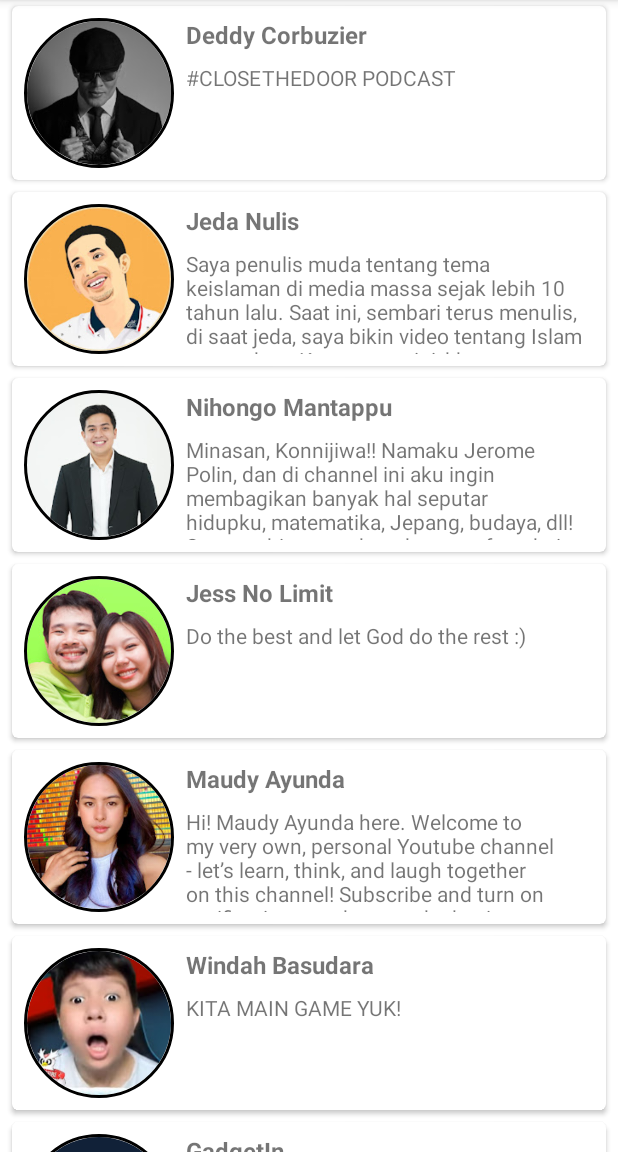
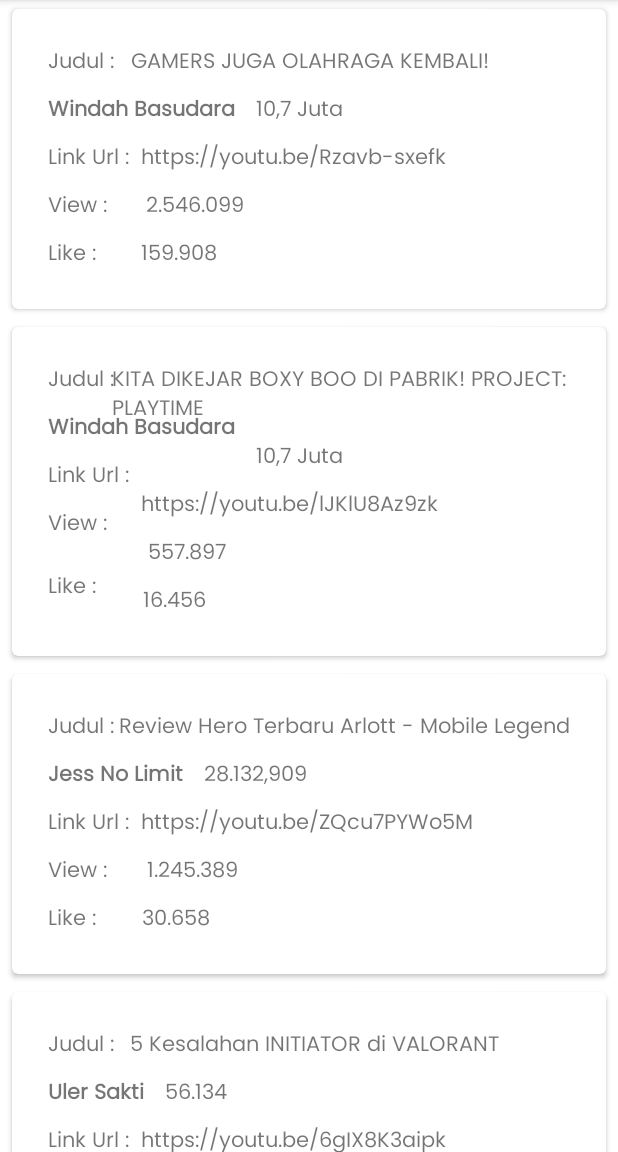
Before and after one commit to Gualand/recotiveapp, an Android app: the RecommendationActivity screen opened directly, with no data from a screen before it, on a phone screen of 412 x 824 dp, the part 84-1236 px from its top. Run offline under Robolectric (Android 15) with nearby library versions, the phone set to English and light mode, and no system bars.

Commit message:
Revisi Recommendation Page Done

```diff
--- a/app/src/main/java/com/example/recotivapp/Channel.kt
+++ b/app/src/main/java/com/example/recotivapp/Channel.kt
@@ -5,7 +5,10 @@ import kotlinx.parcelize.Parcelize
 
 @Parcelize
 data class Channel(
-    val name: String,
-    val description: String,
-    val photo: Int
+    val judul: String,
+    val namaChannel: String,
+    val subscriber: String,
+    val link: String,
+    val view: String,
+    val like: String
 ) : Parcelable
--- a/app/src/main/java/com/example/recotivapp/ListChannelAdapter.kt
+++ b/app/src/main/java/com/example/recotivapp/ListChannelAdapter.kt
@@ -17,15 +17,21 @@ class ListChannelAdapter(private val listChannel: ArrayList<Channel>) : Recycler
     override fun getItemCount(): Int = listChannel.size
 
     override fun onBindViewHolder(holder: ListViewHolder, position: Int) {
-        val (name, description, photo) = listChannel[position]
-        holder.imgPhoto.setImageResource(photo)
-        holder.tvName.text = name
-        holder.tvDescription.text = description
+        val (judul, namaChannel, subscriber, linkUrl, view, like) = listChannel[position]
+        holder.tvJudul.text = judul
+        holder.tvNamaChannel.text = namaChannel
+        holder.tvSubs.text = subscriber
+        holder.tvLink.text = linkUrl
+        holder.tvView.text = view
+        holder.tvLike.text = like
     }
 
     class ListViewHolder(itemView: View) : RecyclerView.ViewHolder(itemView) {
-        val imgPhoto: ImageView = itemView.findViewById(R.id.img_item_photo)
-        val tvName: TextView = itemView.findViewById(R.id.tv_item_name)
-        val tvDescription: TextView = itemView.findViewById(R.id.tv_item_description)
+        val tvJudul: TextView = itemView.findViewById(R.id.tv_hasilJudul)
+        val tvNamaChannel: TextView = itemView.findViewById(R.id.tv_namaChannel)
+        val tvSubs: TextView = itemView.findViewById(R.id.tv_subscriber)
+        val tvLink: TextView = itemView.findViewById(R.id.tv_hasilLink)
+        val tvView: TextView = itemView.findViewById(R.id.tv_hasilView)
+        val tvLike: TextView = itemView.findViewById(R.id.tv_hasilLike)
     }
 }
--- a/app/src/main/java/com/example/recotivapp/RecommendationActivity.kt
+++ b/app/src/main/java/com/example/recotivapp/RecommendationActivity.kt
@@ -27,12 +27,16 @@ class RecommendationActivity : AppCompatActivity() {
     }
 
     private fun getListChannel(): ArrayList<Channel> {
-        val dataName = resources.getStringArray(R.array.data_name)
-        val dataDescription = resources.getStringArray(R.array.data_description)
-        val dataPhoto = resources.obtainTypedArray(R.array.data_photo)
+        val dataName = resources.getStringArray(R.array.data_judul)
+        val dataChannel = resources.getStringArray(R.array.data_channel)
+        val dataSubscriber = resources.getStringArray(R.array.data_subscriber)
+        val dataLink = resources.getStringArray(R.array.data_link)
+        val dataView = resources.getStringArray(R.array.data_view)
+        val dataLike = resources.getStringArray(R.array.data_like)
+
         val listChannel = ArrayList<Channel>()
         for (i in dataName.indices) {
-            val hero = Channel(dataName[i], dataDescription[i], dataPhoto.getResourceId(i, -1))
+            val hero = Channel(dataName[i], dataChannel[i], dataSubscriber[i], dataLink[i], dataView[i], dataLike[i])
             listChannel.add(hero)
         }
         return listChannel
--- a/app/src/main/res/layout/activity_recommendation.xml
+++ b/app/src/main/res/layout/activity_recommendation.xml
@@ -1,9 +1,9 @@
 <?xml version="1.0" encoding="utf-8"?>
-<androidx.constraintlayout.widget.ConstraintLayout
-    xmlns:android="http://schemas.android.com/apk/res/android"
+<androidx.constraintlayout.widget.ConstraintLayout xmlns:android="http://schemas.android.com/apk/res/android"
     xmlns:app="http://schemas.android.com/apk/res-auto"
     android:layout_width="match_parent"
-    android:layout_height="match_parent">
+    android:layout_height="match_parent"
+    xmlns:tools="http://schemas.android.com/tools">
 
     <androidx.recyclerview.widget.RecyclerView
         android:id="@+id/rv_channel"
@@ -12,6 +12,7 @@
         app:layout_constraintBottom_toBottomOf="parent"
         app:layout_constraintEnd_toEndOf="parent"
         app:layout_constraintStart_toStartOf="parent"
-        app:layout_constraintTop_toTopOf="parent" />
+        app:layout_constraintTop_toTopOf="parent"
+        tools:listitem="@layout/item_row_channel"/>
 
 </androidx.constraintlayout.widget.ConstraintLayout>
--- a/app/src/main/res/layout/item_row_channel.xml
+++ b/app/src/main/res/layout/item_row_channel.xml
@@ -1,60 +1,131 @@
 <?xml version="1.0" encoding="utf-8"?>
 <androidx.cardview.widget.CardView xmlns:android="http://schemas.android.com/apk/res/android"
     xmlns:card_view="http://schemas.android.com/apk/res-auto"
-    xmlns:tools="http://schemas.android.com/tools"
-    android:id="@+id/card_view"
     android:layout_width="match_parent"
     android:layout_height="wrap_content"
+    android:id="@+id/card_view"
     android:layout_gravity="center"
-    android:layout_marginStart="8dp"
-    android:layout_marginTop="4dp"
-    android:layout_marginEnd="8dp"
-    android:layout_marginBottom="4dp"
+    android:layout_marginLeft="8dp"
+    android:layout_marginTop="6dp"
+    android:layout_marginRight="8dp"
+    android:layout_marginBottom="6dp"
     card_view:cardCornerRadius="4dp">
 
     <androidx.constraintlayout.widget.ConstraintLayout
         android:layout_width="match_parent"
         android:layout_height="wrap_content"
-        android:padding="8dp">
+        android:padding="24dp" >
 
-        <de.hdodenhof.circleimageview.CircleImageView
-            android:id="@+id/img_item_photo"
-            android:layout_width="100dp"
-            android:layout_height="100dp"
-            card_view:civ_border_width="2dp"
-            card_view:civ_border_color="#FF000000"
-            android:scaleType="centerCrop"
+        <TextView
+            android:id="@+id/tv_judul"
+            android:layout_width="wrap_content"
+            android:layout_height="wrap_content"
+            android:text="Judul : "
+            card_view:layout_constraintStart_toStartOf="parent"
+            card_view:layout_constraintTop_toTopOf="parent"
+            android:fontFamily="@font/poppins"/>
+
+        <TextView
+            android:id="@+id/tv_hasilJudul"
+            android:layout_width="wrap_content"
+            android:layout_height="wrap_content"
+            android:text="Ini Judul Vidio"
+            card_view:layout_constraintEnd_toEndOf="parent"
+            card_view:layout_constraintHorizontal_bias="0.120"
+            card_view:layout_constraintStart_toEndOf="@id/tv_judul"
+            card_view:layout_constraintTop_toTopOf="parent"
+            android:fontFamily="@font/poppins"/>
+
+        <TextView
+            android:id="@+id/tv_namaChannel"
+            android:layout_width="wrap_content"
+            android:layout_height="wrap_content"
+            android:textStyle="bold"
+            android:text="Nama Channel"
+            android:fontFamily="@font/poppins"
+            android:layout_marginTop="8dp"
+            card_view:layout_constraintStart_toStartOf="parent"
+            card_view:layout_constraintTop_toBottomOf="@+id/tv_judul" />
+        <TextView
+            android:id="@+id/tv_subscriber"
+            android:layout_width="wrap_content"
+            android:layout_height="wrap_content"
+            android:layout_marginStart="14dp"
+            android:layout_marginTop="8dp"
+            android:text="Ini jumlah subscriber"
+            android:fontFamily="@font/poppins"
+            card_view:layout_constraintEnd_toEndOf="parent"
+            card_view:layout_constraintHorizontal_bias="0.0"
+            card_view:layout_constraintStart_toEndOf="@+id/tv_namaChannel"
+            card_view:layout_constraintTop_toBottomOf="@+id/tv_hasilJudul" />
+
+        <TextView
+            android:id="@+id/tv_link"
+            android:layout_width="wrap_content"
+            android:layout_height="wrap_content"
+            android:layout_marginTop="8dp"
+            android:text="Link Url : "
+            android:fontFamily="@font/poppins"
+            card_view:layout_constraintStart_toStartOf="parent"
+            card_view:layout_constraintTop_toBottomOf="@+id/tv_namaChannel" />
+        <TextView
+            android:id="@+id/tv_hasilLink"
+            android:layout_width="wrap_content"
+            android:layout_height="wrap_content"
+            android:layout_marginStart="4dp"
+            android:layout_marginTop="8dp"
+            android:text="Ini link Url"
+            android:fontFamily="@font/poppins"
+            card_view:layout_constraintEnd_toEndOf="parent"
+            card_view:layout_constraintHorizontal_bias="0.0"
+            card_view:layout_constraintStart_toEndOf="@+id/tv_link"
+            card_view:layout_constraintTop_toBottomOf="@+id/tv_subscriber" />
+
+        <TextView
+            android:id="@+id/tv_view"
+            android:layout_width="wrap_content"
+            android:layout_height="wrap_content"
+            android:layout_marginTop="8dp"
+            android:text="View : "
+            android:fontFamily="@font/poppins"
+            card_view:layout_constraintStart_toStartOf="parent"
+            card_view:layout_constraintTop_toBottomOf="@+id/tv_link" />
+        <TextView
+            android:id="@+id/tv_hasilView"
+            android:layout_width="wrap_content"
+            android:layout_height="wrap_content"
+            android:layout_marginStart="3dp"
+            android:layout_marginTop="8dp"
+            android:text="Jumlah viewers"
+            android:fontFamily="@font/poppins"
+            card_view:layout_constraintEnd_toEndOf="parent"
+            card_view:layout_constraintHorizontal_bias="0.08"
+            card_view:layout_constraintStart_toEndOf="@+id/tv_view"
+            card_view:layout_constraintTop_toBottomOf="@+id/tv_hasilLink" />
+
+        <TextView
+            android:id="@+id/tv_like"
+            android:layout_width="wrap_content"
+            android:layout_height="wrap_content"
+            android:layout_marginTop="8dp"
+            android:text="Like : "
+            android:fontFamily="@font/poppins"
             card_view:layout_constraintBottom_toBottomOf="parent"
             card_view:layout_constraintStart_toStartOf="parent"
-            card_view:layout_constraintTop_toTopOf="parent"
-            tools:src="@tools:sample/avatars" />
+            card_view:layout_constraintTop_toBottomOf="@+id/tv_view" />
 
         <TextView
-            android:id="@+id/tv_item_name"
-            android:layout_width="0dp"
+            android:id="@+id/tv_hasilLike"
+            android:layout_width="wrap_content"
             android:layout_height="wrap_content"
-            android:layout_marginStart="8dp"
-            android:layout_marginEnd="8dp"
-            android:layout_toEndOf="@id/img_item_photo"
-            android:textSize="16sp"
-            android:textStyle="bold"
+            android:layout_marginTop="8dp"
+            android:text="Jumlah Likes"
+            android:fontFamily="@font/poppins"
+            card_view:layout_constraintBottom_toBottomOf="parent"
             card_view:layout_constraintEnd_toEndOf="parent"
-            card_view:layout_constraintStart_toEndOf="@+id/img_item_photo"
-            card_view:layout_constraintTop_toTopOf="@+id/img_item_photo"
-            tools:text="@string/channel_name" />
+            card_view:layout_constraintHorizontal_bias="0.1"
+            card_view:layout_constraintStart_toEndOf="@+id/tv_like"
+            card_view:layout_constraintTop_toBottomOf="@+id/tv_hasilView" />
+    </androidx.constraintlayout.widget.ConstraintLayout>
 
-        <TextView
-            android:id="@+id/tv_item_description"
-            android:layout_width="0dp"
-            android:layout_height="0dp"
-            android:layout_marginTop="8dp"
-            android:ellipsize="end"
-            android:maxLines="5"
-            card_view:layout_constraintBottom_toBottomOf="@+id/img_item_photo"
-            card_view:layout_constraintEnd_toEndOf="@+id/tv_item_name"
-            card_view:layout_constraintStart_toStartOf="@+id/tv_item_name"
-            card_view:layout_constraintTop_toBottomOf="@+id/tv_item_name"
-            card_view:layout_constraintVertical_bias="0.0"
-            tools:text="@string/description" />
-    </androidx.constraintlayout.widget.ConstraintLayout>
 </androidx.cardview.widget.CardView>
--- a/app/src/main/res/values/strings.xml
+++ b/app/src/main/res/values/strings.xml
@@ -12,31 +12,47 @@
 
     <string name="channel_name">Nama Channel</string>
     <string name="description">Deskripsi</string>
-    <string-array name="data_name">
-        <item>Deddy Corbuzier</item>
-        <item>Jeda Nulis</item>
-        <item>Nihongo Mantappu</item>
+
+
+    <string-array name="data_judul">
+        <item>GAMERS JUGA OLAHRAGA KEMBALI!</item>
+        <item>KITA DIKEJAR BOXY BOO DI PABRIK! PROJECT: PLAYTIME</item>
+        <item>Review Hero Terbaru Arlott - Mobile Legends</item>
+        <item>5 Kesalahan INITIATOR di VALORANT</item>
+    </string-array>
+
+    <string-array name="data_channel">
+        <item>Windah Basudara</item>
+        <item>Windah Basudara</item>
         <item>Jess No Limit</item>
-        <item>Maudy Ayunda</item>
-        <item>Windah Basudara</item>
-        <item>GadgetIn </item>
+        <item>Uler Sakti</item>
     </string-array>
-    <string-array name="data_description">
-        <item>#CLOSETHEDOOR PODCAST</item>
-        <item>Saya penulis muda tentang tema keislaman di media massa sejak lebih 10 tahun lalu. Saat ini, sembari terus menulis, di saat jeda, saya bikin video tentang Islam yang adem. Karena saat ini, khususnya generasi millenial, penyampaian melalui video lebih diminati. Sekalian agar saya bisa mengekspresikan gagasan saya secara lebih leluasa dengan media visual.</item>
-        <item>Minasan, Konnijiwa!! Namaku Jerome Polin, dan di channel ini aku ingin membagikan banyak hal seputar hidupku, matematika, Jepang, budaya, dll! Semoga bisa mendapatkan manfaat dari konten-konten Nihongo Mantappu yah! Mantappu Jiwa!</item>
-        <item>Do the best and let God do the rest :)</item>
-        <item>Hi! Maudy Ayunda here. Welcome to my very own, personal Youtube channel - let’s learn, think, and laugh together on this channel! Subscribe and turn on notifications so that you don’t miss any of my videos ❤</item>
-        <item>KITA MAIN GAME YUK!</item>
-        <item>Channel ini khusus membahas gadget-gadget dalam bahasa Indonesia.</item>
+
+    <string-array name="data_subscriber">
+        <item>10,7 Juta</item>
+        <item>10,7 Juta</item>
+        <item>28.132,909</item>
+        <item>56.134</item>
     </string-array>
-    <integer-array name="data_photo">
-        <item>@drawable/deddy</item>
-        <item>@drawable/jedanulis</item>
-        <item>@drawable/jerome</item>
-        <item>@drawable/jess</item>
-        <item>@drawable/maudy</item>
-        <item>@drawable/windah</item>
-        <item>@drawable/gadgedin</item>
-    </integer-array>
+
+    <string-array name="data_link">
+        <item>https://youtu.be/Rzavb-sxefk</item>
+        <item>https://youtu.be/lJKlU8Az9zk</item>
+        <item>https://youtu.be/ZQcu7PYWo5M</item>
+        <item>https://youtu.be/6gIX8K3aipk</item>
+    </string-array>
+
+    <string-array name="data_view">
+        <item>2.546.099</item>
+        <item>557.897</item>
+        <item>1.245.389</item>
+        <item>19.965</item>
+    </string-array>
+
+    <string-array name="data_like">
+        <item>159.908</item>
+        <item>16.456</item>
+        <item>30.658</item>
+        <item>957</item>
+    </string-array>
 </resources>
```
Also changed, not shown: app/src/main/res/drawable/deddy.jpg (deleted), app/src/main/res/drawable/gadgedin.jpg (deleted), app/src/main/res/drawable/jedanulis.jpg (deleted), app/src/main/res/drawable/jerome.jpg (deleted), app/src/main/res/drawable/jess.jpg (deleted), app/src/main/res/drawable/maudy.jpg (deleted), app/src/main/res/drawable/windah.jpg (deleted), app/src/main/res/layout/activity_main.xml (line endings or trailing spaces).
